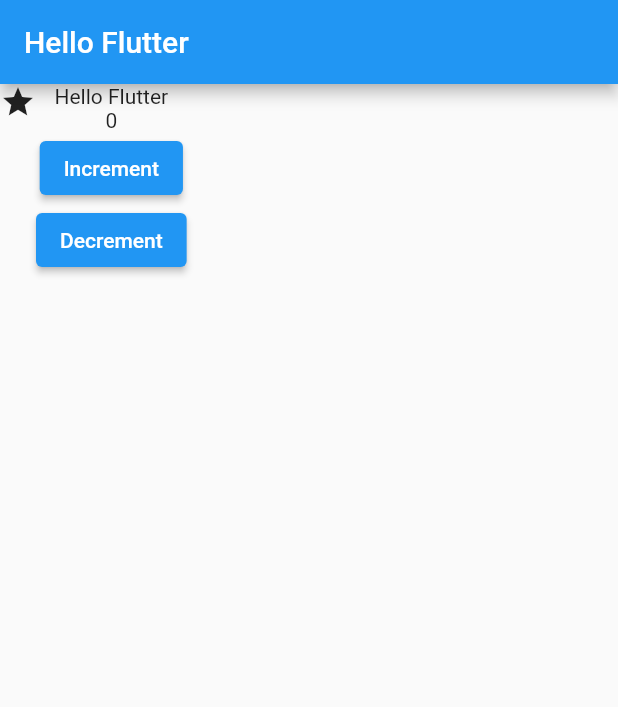
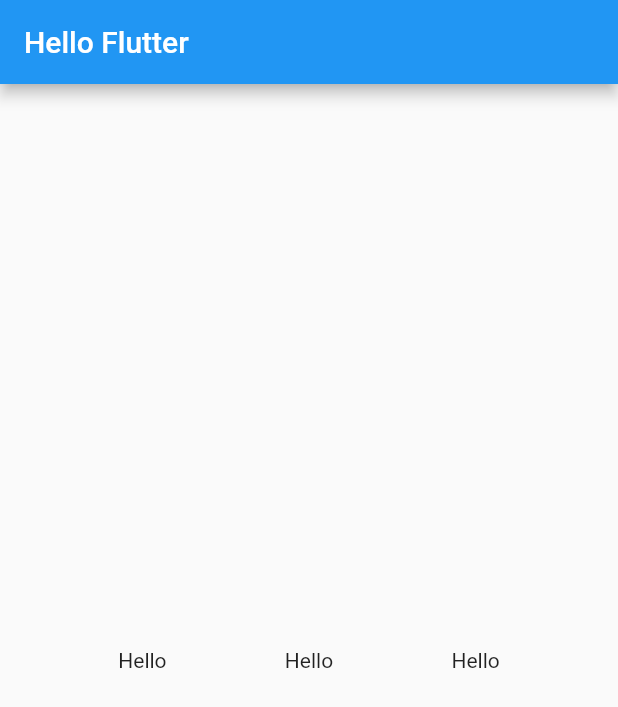
Before and after one commit to K-Sato1995/flutter_play_ground, a Flutter app: the screen it shows after launch, on a phone screen of 412 x 824 dp. Shown: the top 707 px of the screen. Run offline on Flutter 3.47's test engine with Material 2 defaults, Android fonts, the phone set to English and light mode, and no system bars.

Commit message:
Understanding baic layout

```diff
--- a/lib/main.dart
+++ b/lib/main.dart
@@ -4,6 +4,9 @@ void main() {
   runApp(const Main());
 }
 
+// Row: Vertical Layout
+// Column: Horizontal Layout
+// Container: Separate widgets using padding, or to add borders or margins
 class Main extends StatelessWidget {
   const Main({super.key});
 
@@ -35,18 +38,10 @@ class _MyStateFulWState extends State<MyStateFulW> {
 
   @override
   Widget build(BuildContext context) {
-    return Row(children: [
-      Column(children: [Icon(Icons.star)]),
-      Column(children: [
-        const Text("Hello Flutter"),
-        Text("$_counter"),
-        ElevatedButton(
-            onPressed: () => setState(() => {_counter += 1}),
-            child: const Text("Increment")),
-        ElevatedButton(
-            onPressed: () => setState(() => {_counter -= 1}),
-            child: const Text("Decrement"))
-      ]),
-    ]);
+    return Center(
+        child: Row(
+      mainAxisAlignment: MainAxisAlignment.spaceEvenly,
+      children: [Text("Hello"), Text("Hello"), Text("Hello")],
+    ));
   }
 }
```
